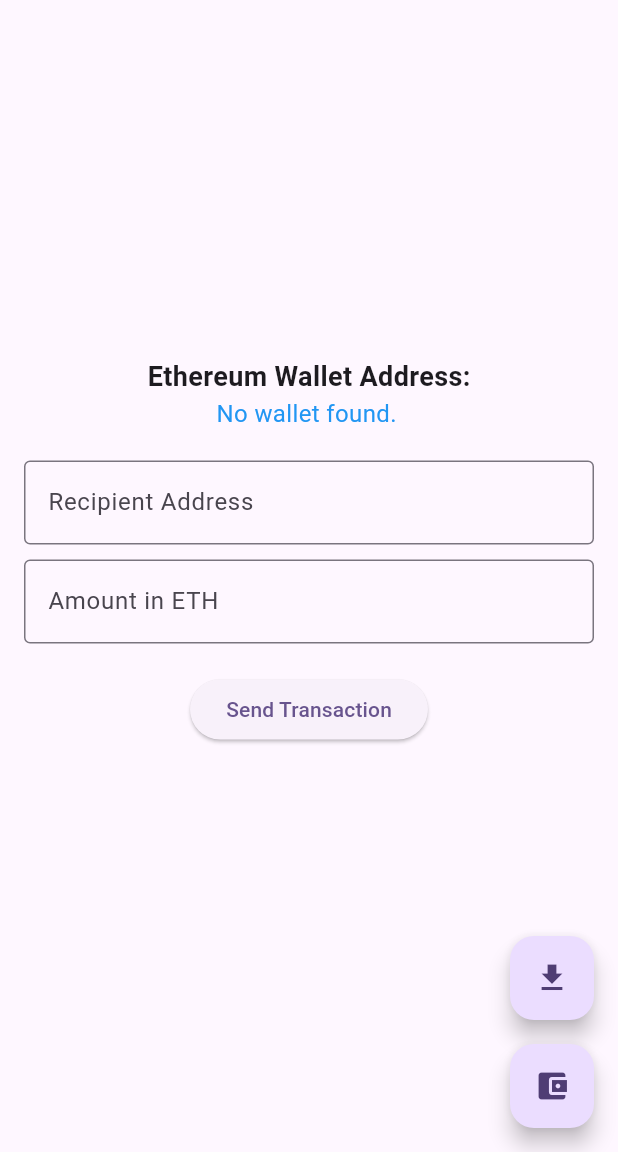
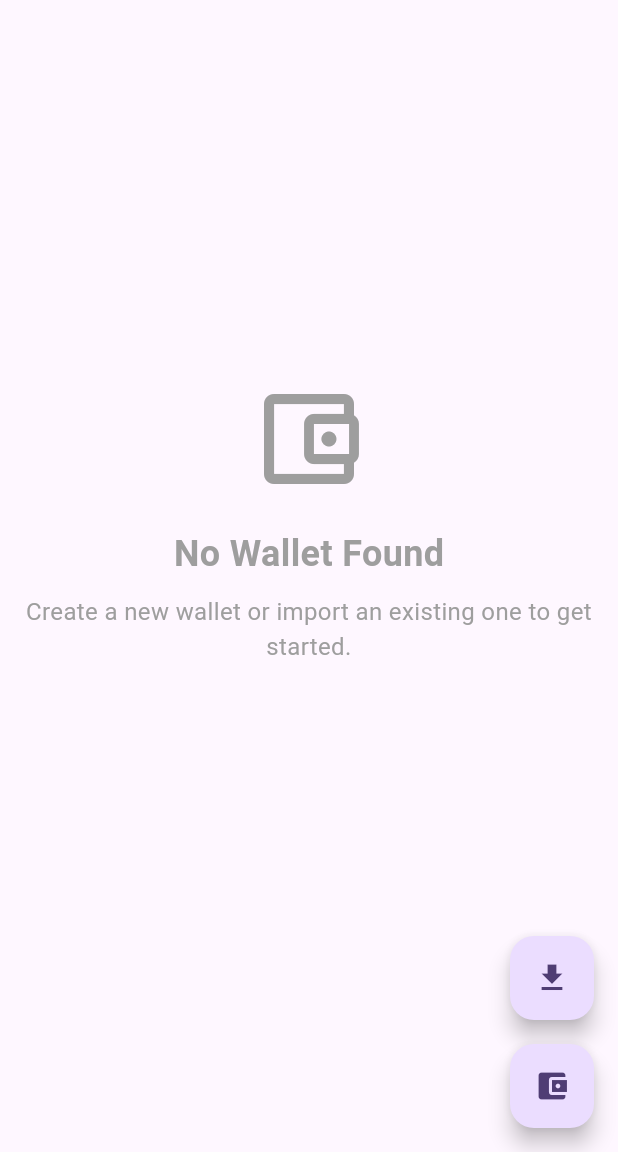
Before and after one commit to Journeytojah/flutter-non-custodial-wallet, a Flutter app: the screen it shows after launch, after a tap on the "account balance wallet" icon, on a phone screen of 412 x 824 dp, the part 84-1236 px from its top. Run offline on Flutter 3.47's test engine with Material 3 defaults, Android fonts, the phone set to English and light mode, and no system bars; our stand-ins replace flutter_secure_storage, shared_preferences; missing offline and left inert: bip32, bip39_mnemonic, web3dart.

Commit message:
Add shared preferences, check first use. start fresh on first run

```diff
--- a/lib/main.dart
+++ b/lib/main.dart
@@ -7,6 +7,7 @@ import 'package:web3dart/crypto.dart';
 import 'package:web3dart/web3dart.dart';
 import 'package:bip39_mnemonic/bip39_mnemonic.dart';
 import 'package:bip32/bip32.dart' as bip32;
+import 'package:shared_preferences/shared_preferences.dart';
 
 void main() {
   runApp(const MyApp());
@@ -42,6 +43,7 @@ class _MyHomePageState extends State<MyHomePage> {
   final EthereumWallet _wallet = EthereumWallet();
   String _walletAddress = 'No wallet yet.';
   String _seedPhrase = '';
+  bool _hasWallet = false;
 
   final TextEditingController _recipientController = TextEditingController();
   final TextEditingController _amountController = TextEditingController();
@@ -50,23 +52,51 @@ class _MyHomePageState extends State<MyHomePage> {
   @override
   void initState() {
     super.initState();
-    _loadWallet();
+    _initializeApp();
+  }
+
+  Future<void> _initializeApp() async {
+    // Check if this is a fresh install and clear old secure storage data
+    await _clearDataOnFreshInstall();
+    // Then load any existing wallet
+    await _loadWallet();
+  }
+
+  Future<void> _clearDataOnFreshInstall() async {
+    final prefs = await SharedPreferences.getInstance();
+    final hasRunBefore = prefs.getBool('has_run_before') ?? false;
+
+    if (!hasRunBefore) {
+      // Fresh install - clear any persisted secure storage data
+      await _wallet.clearWallet();
+      await prefs.setBool('has_run_before', true);
+    }
   }
 
   Future<void> _loadWallet() async {
     EthereumAddress? address = await _wallet.getWalletAddress();
     String? seedPhrase = await _wallet.getSeedPhrase();
     setState(() {
-      _walletAddress = address?.hex ?? 'No wallet found.';
-      _seedPhrase = seedPhrase ?? '';
+      if (address != null && seedPhrase != null) {
+        _walletAddress = address.hex;
+        _seedPhrase = seedPhrase;
+        _hasWallet = true;
+      } else {
+        _walletAddress = 'No wallet yet.';
+        _seedPhrase = '';
+        _hasWallet = false;
+      }
     });
   }
 
   Future<void> _createWallet() async {
+    // Clear any existing wallet data first
+    await _wallet.clearWallet();
     var result = await _wallet.createWallet();
     setState(() {
       _walletAddress = result['address'] ?? '';
       _seedPhrase = result['seedPhrase'] ?? '';
+      _hasWallet = true;
     });
   }
 
@@ -78,6 +108,7 @@ class _MyHomePageState extends State<MyHomePage> {
         setState(() {
           _walletAddress = result['address'] ?? '';
           _seedPhrase = result['seedPhrase'] ?? '';
+          _hasWallet = true;
           _transactionStatus = 'Wallet imported successfully!';
         });
       } catch (e) {
@@ -167,13 +198,24 @@ class _MyHomePageState extends State<MyHomePage> {
         child: Column(
           mainAxisAlignment: MainAxisAlignment.center,
           children: <Widget>[
+            if (!_hasWallet) ...[
+              const Icon(Icons.account_balance_wallet_outlined,
+                  size: 80, color: Colors.grey),
+              const SizedBox(height: 20),
+              const Text('No Wallet Found',
+                  style: TextStyle(fontSize: 24, fontWeight: FontWeight.bold, color: Colors.grey)),
+              const SizedBox(height: 10),
+              const Text('Create a new wallet or import an existing one to get started.',
+                  style: TextStyle(fontSize: 16, color: Colors.grey),
+                  textAlign: TextAlign.center),
+              const SizedBox(height: 40),
+            ] else ...[
               const Text('Ethereum Wallet Address:',
                   style: TextStyle(fontSize: 18, fontWeight: FontWeight.bold)),
               SelectableText(_walletAddress,
                   style: const TextStyle(fontSize: 16, color: Colors.blue),
                   textAlign: TextAlign.center),
               const SizedBox(height: 20),
-            if (_seedPhrase.isNotEmpty) ...[
               const Text('Seed Phrase:',
                   style: TextStyle(fontSize: 18, fontWeight: FontWeight.bold)),
               const SizedBox(height: 10),
@@ -190,6 +232,7 @@ class _MyHomePageState extends State<MyHomePage> {
               ),
               const SizedBox(height: 20),
             ],
+            if (_hasWallet) ...[
               TextField(
                 controller: _recipientController,
                 decoration: const InputDecoration(
@@ -207,6 +250,7 @@ class _MyHomePageState extends State<MyHomePage> {
                 onPressed: _sendTransaction,
                 child: const Text("Send Transaction"),
               ),
+            ],
             const SizedBox(height: 10),
             Text(_transactionStatus,
                 style: const TextStyle(
@@ -339,6 +383,11 @@ class EthereumWallet {
     return await _storage.read(key: 'seed_phrase');
   }
 
+  Future<void> clearWallet() async {
+    await _storage.delete(key: 'private_key');
+    await _storage.delete(key: 'seed_phrase');
+  }
+
   Future<Map<String, String>> importWallet(String seedPhrase) async {
     // Validate the seed phrase format and word count
     final words = seedPhrase.trim().split(' ');
--- a/pubspec.yaml
+++ b/pubspec.yaml
@@ -40,6 +40,7 @@ dependencies:
   flutter_secure_storage: ^9.2.4
   bip39_mnemonic: ^3.0.9
   bip32: ^2.0.0
+  shared_preferences: ^2.3.2
 
 dev_dependencies:
   flutter_test:
```
Also changed, not shown: pubspec.lock, 2 other files. Lines whose indentation alone changed are shown as unchanged.
